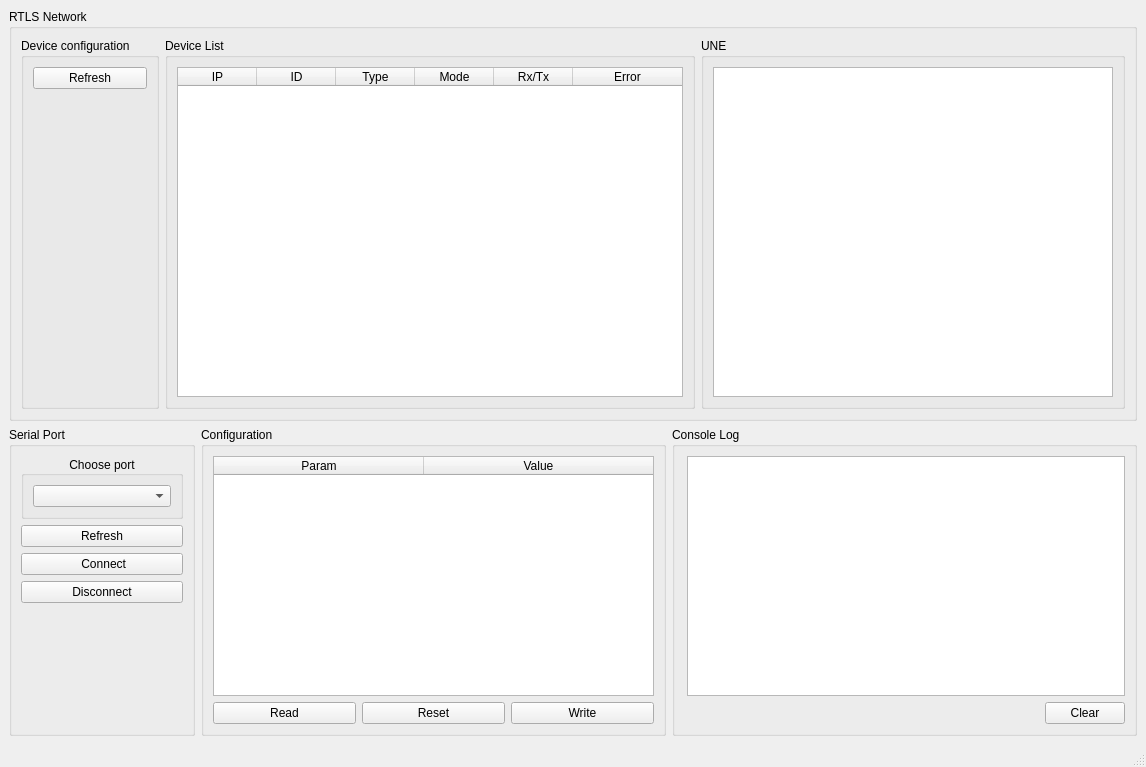
Old version of the form src/main/resources/ui_qt/mainwindow.ui in the repository DemianZ/UWB-Open-RTLS-Configurator.
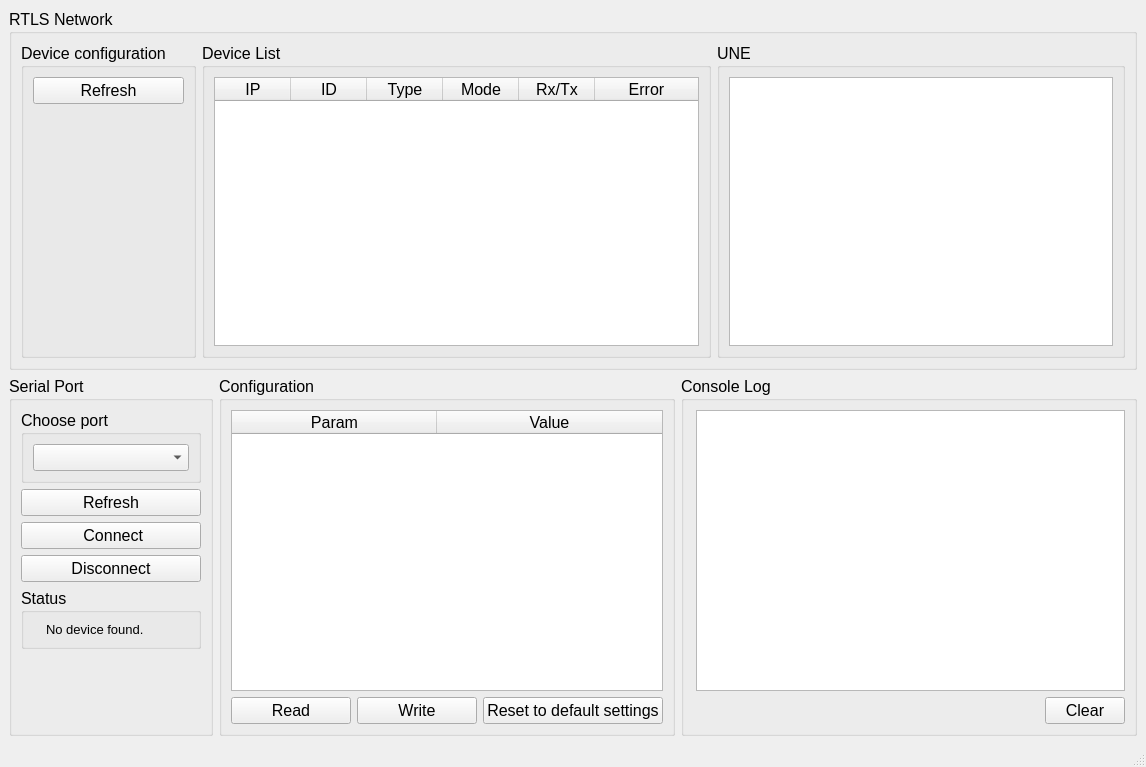
New version of the form.

Commit message: serial task

Patch:
```diff
--- a/src/main/resources/ui_qt/mainwindow.ui
+++ b/src/main/resources/ui_qt/mainwindow.ui
@@ -37,7 +37,7 @@
    </property>
    <layout class="QVBoxLayout" name="verticalLayout_2">
     <item>
-     <layout class="QVBoxLayout" name="verticalLayout_network" stretch="4,3">
+     <layout class="QVBoxLayout" name="verticalLayout_network" stretch="4,4">
       <item>
        <widget class="QGroupBox" name="groupBox_network">
         <property name="sizePolicy">
@@ -46,12 +46,22 @@
           <verstretch>1</verstretch>
          </sizepolicy>
         </property>
+        <property name="font">
+         <font>
+          <pointsize>12</pointsize>
+         </font>
+        </property>
         <property name="title">
          <string>RTLS Network</string>
         </property>
         <layout class="QHBoxLayout" name="horizontalLayout_2" stretch="1,5,4">
          <item>
           <widget class="QGroupBox" name="groupBox">
+           <property name="font">
+            <font>
+             <pointsize>12</pointsize>
+            </font>
+           </property>
            <property name="title">
             <string>Device configuration</string>
            </property>
@@ -81,6 +91,11 @@
          </item>
          <item>
           <widget class="QGroupBox" name="groupBox_devileList">
+           <property name="font">
+            <font>
+             <pointsize>12</pointsize>
+            </font>
+           </property>
            <property name="title">
             <string>Device List</string>
            </property>
@@ -109,7 +124,7 @@
                <bool>true</bool>
               </attribute>
               <attribute name="horizontalHeaderDefaultSectionSize">
-               <number>79</number>
+               <number>76</number>
               </attribute>
               <attribute name="horizontalHeaderStretchLastSection">
                <bool>true</bool>
@@ -151,6 +166,11 @@
          </item>
          <item>
           <widget class="QGroupBox" name="groupBox_une">
+           <property name="font">
+            <font>
+             <pointsize>12</pointsize>
+            </font>
+           </property>
            <property name="title">
             <string>UNE</string>
            </property>
@@ -165,15 +185,20 @@
        </widget>
       </item>
       <item>
-       <layout class="QHBoxLayout" name="horizontalLayout_serial" stretch="2,5,5">
+       <layout class="QHBoxLayout" name="horizontalLayout_serial" stretch="0,5,5">
         <item>
          <widget class="QGroupBox" name="groupBox_serial">
           <property name="sizePolicy">
-           <sizepolicy hsizetype="Expanding" vsizetype="Expanding">
-            <horstretch>1</horstretch>
+           <sizepolicy hsizetype="Fixed" vsizetype="Expanding">
+            <horstretch>0</horstretch>
             <verstretch>0</verstretch>
            </sizepolicy>
           </property>
+          <property name="font">
+           <font>
+            <pointsize>12</pointsize>
+           </font>
+          </property>
           <property name="title">
            <string>Serial Port</string>
           </property>
@@ -186,12 +211,14 @@
                <verstretch>0</verstretch>
               </sizepolicy>
              </property>
+             <property name="font">
+              <font>
+               <pointsize>12</pointsize>
+              </font>
+             </property>
              <property name="title">
               <string>Choose port</string>
              </property>
-             <property name="alignment">
-              <set>Qt::AlignCenter</set>
-             </property>
              <layout class="QVBoxLayout" name="verticalLayout_4">
               <item>
                <widget class="QComboBox" name="comboBox_port">
@@ -236,6 +263,66 @@
              </property>
             </widget>
            </item>
+           <item>
+            <widget class="QGroupBox" name="groupBox_2">
+             <property name="sizePolicy">
+              <sizepolicy hsizetype="Fixed" vsizetype="Preferred">
+               <horstretch>0</horstretch>
+               <verstretch>0</verstretch>
+              </sizepolicy>
+             </property>
+             <property name="minimumSize">
+              <size>
+               <width>180</width>
+               <height>0</height>
+              </size>
+             </property>
+             <property name="maximumSize">
+              <size>
+               <width>180</width>
+               <height>16777215</height>
+              </size>
+             </property>
+             <property name="font">
+              <font>
+               <pointsize>12</pointsize>
+              </font>
+             </property>
+             <property name="title">
+              <string>Status</string>
+             </property>
+             <layout class="QHBoxLayout" name="horizontalLayout">
+              <item>
+               <widget class="QLabel" name="label_serialStatus">
+                <property name="sizePolicy">
+                 <sizepolicy hsizetype="Fixed" vsizetype="Preferred">
+                  <horstretch>0</horstretch>
+                  <verstretch>0</verstretch>
+                 </sizepolicy>
+                </property>
+                <property name="minimumSize">
+                 <size>
+                  <width>130</width>
+                  <height>0</height>
+                 </size>
+                </property>
+                <property name="font">
+                 <font>
+                  <pointsize>10</pointsize>
+                  <kerning>false</kerning>
+                 </font>
+                </property>
+                <property name="text">
+                 <string>No device found.</string>
+                </property>
+                <property name="textFormat">
+                 <enum>Qt::AutoText</enum>
+                </property>
+               </widget>
+              </item>
+             </layout>
+            </widget>
+           </item>
            <item>
             <spacer name="verticalSpacer">
              <property name="orientation">
@@ -254,6 +341,11 @@
         </item>
         <item>
          <widget class="QGroupBox" name="groupBox_config">
+          <property name="font">
+           <font>
+            <pointsize>12</pointsize>
+           </font>
+          </property>
           <property name="title">
            <string>Configuration</string>
           </property>
@@ -263,6 +355,12 @@
              <property name="sizeAdjustPolicy">
               <enum>QAbstractScrollArea::AdjustIgnored</enum>
              </property>
+             <property name="editTriggers">
+              <set>QAbstractItemView::DoubleClicked</set>
+             </property>
+             <property name="alternatingRowColors">
+              <bool>true</bool>
+             </property>
              <property name="sortingEnabled">
               <bool>true</bool>
              </property>
@@ -276,7 +374,7 @@
               <bool>false</bool>
              </attribute>
              <attribute name="horizontalHeaderDefaultSectionSize">
-              <number>210</number>
+              <number>205</number>
              </attribute>
              <attribute name="horizontalHeaderHighlightSections">
               <bool>true</bool>
@@ -297,28 +395,28 @@
             </widget>
            </item>
            <item>
-            <layout class="QHBoxLayout" name="horizontalLayout_configButtons">
-             <item>
+            <layout class="QGridLayout" name="gridLayout">
+             <item row="0" column="0">
               <widget class="QPushButton" name="pushButton_rdConfig">
                <property name="text">
                 <string>Read</string>
                </property>
               </widget>
              </item>
-             <item>
-              <widget class="QPushButton" name="pushButton_resetConfig">
-               <property name="text">
-                <string>Reset</string>
-               </property>
-              </widget>
-             </item>
-             <item>
+             <item row="0" column="1">
               <widget class="QPushButton" name="pushButton_wrConfig">
                <property name="text">
                 <string>Write</string>
                </property>
               </widget>
              </item>
+             <item row="0" column="2">
+              <widget class="QPushButton" name="pushButton_defConfig">
+               <property name="text">
+                <string>Reset to default settings</string>
+               </property>
+              </widget>
+             </item>
             </layout>
            </item>
           </layout>
@@ -332,6 +430,11 @@
             <verstretch>0</verstretch>
            </sizepolicy>
           </property>
+          <property name="font">
+           <font>
+            <pointsize>12</pointsize>
+           </font>
+          </property>
           <property name="title">
            <string>Console Log</string>
           </property>
@@ -347,6 +450,20 @@
                <verstretch>0</verstretch>
               </sizepolicy>
              </property>
+             <property name="font">
+              <font>
+               <pointsize>12</pointsize>
+              </font>
+             </property>
+             <property name="acceptDrops">
+              <bool>false</bool>
+             </property>
+             <property name="accessibleName">
+              <string/>
+             </property>
+             <property name="autoFormatting">
+              <set>QTextEdit::AutoNone</set>
+             </property>
              <property name="readOnly">
               <bool>true</bool>
              </property>
```
Left out of the diff: 6 changed lines with no effect on the pictures. The commit also changes 6 other files.
